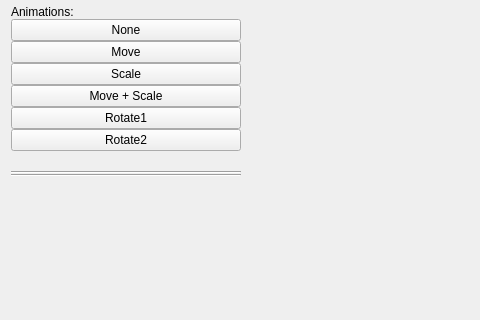
Qt form ui/mainwindow.ui (artset/seasonal-trees) before a commit; both pictures show x 0 to 480 and y 529 to 849 of the 978 by 849 pixel window.
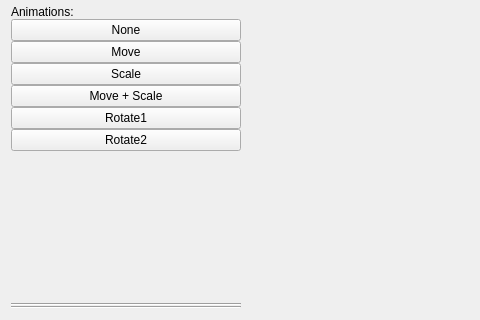
The same form after that commit.

Diff of the .ui file:
```diff
--- a/ui/mainwindow.ui
+++ b/ui/mainwindow.ui
@@ -25,7 +25,7 @@
    </property>
    <layout class="QHBoxLayout" name="horizontalLayout" stretch="0,3,0">
     <item>
-     <layout class="QVBoxLayout" name="verticalLayout" stretch="0,0,0,0,0,0,0,0,0,0,0,0,0,0,0,0,0,0,0,0,0,0,0,0,0,0,0,0,0,0,0,0">
+     <layout class="QVBoxLayout" name="verticalLayout" stretch="0,0,0,0,0,0,0,0,0,0,0,0,0,0,0,0,0,0,0,0,0,0,0,0,0,0,0,0,0,0,0">
       <property name="spacing">
        <number>0</number>
       </property>
@@ -336,33 +336,6 @@
         </property>
        </widget>
       </item>
-      <item>
-       <spacer name="horizontalSpacer_3">
-        <property name="orientation">
-         <enum>Qt::Horizontal</enum>
-        </property>
-        <property name="sizeHint" stdset="0">
-         <size>
-          <width>40</width>
-          <height>20</height>
-         </size>
-        </property>
-       </spacer>
-      </item>
-      <item>
-       <widget class="Line" name="line_3">
-        <property name="orientation">
-         <enum>Qt::Horizontal</enum>
-        </property>
-       </widget>
-      </item>
-      <item>
-       <widget class="Line" name="line_4">
-        <property name="orientation">
-         <enum>Qt::Horizontal</enum>
-        </property>
-       </widget>
-      </item>
       <item>
        <spacer name="verticalSpacer">
         <property name="orientation">
@@ -376,6 +349,20 @@
         </property>
        </spacer>
       </item>
+      <item>
+       <widget class="Line" name="line_2">
+        <property name="orientation">
+         <enum>Qt::Horizontal</enum>
+        </property>
+       </widget>
+      </item>
+      <item>
+       <widget class="Line" name="line_3">
+        <property name="orientation">
+         <enum>Qt::Horizontal</enum>
+        </property>
+       </widget>
+      </item>
      </layout>
     </item>
     <item>
```
